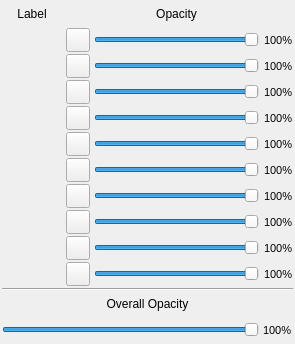
Before: the Qt Designer form ui/discreteColorsFrame.ui in fuslab-uofu/UCAIR3D, drawn with Qt 5.
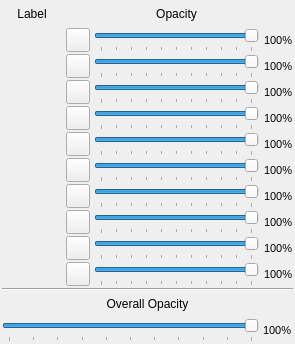
After: the same form once the commit is applied.

The edit to the form file:
```diff
--- a/ui/discreteColorsFrame.ui
+++ b/ui/discreteColorsFrame.ui
@@ -209,6 +209,12 @@
      <property name="orientation">
       <enum>Qt::Horizontal</enum>
      </property>
+     <property name="tickPosition">
+      <enum>QSlider::TicksBelow</enum>
+     </property>
+     <property name="tickInterval">
+      <number>10</number>
+     </property>
     </widget>
    </item>
    <item row="1" column="3">
@@ -342,6 +348,12 @@
      <property name="orientation">
       <enum>Qt::Horizontal</enum>
      </property>
+     <property name="tickPosition">
+      <enum>QSlider::TicksBelow</enum>
+     </property>
+     <property name="tickInterval">
+      <number>10</number>
+     </property>
     </widget>
    </item>
    <item row="2" column="3">
@@ -475,6 +487,12 @@
      <property name="orientation">
       <enum>Qt::Horizontal</enum>
      </property>
+     <property name="tickPosition">
+      <enum>QSlider::TicksBelow</enum>
+     </property>
+     <property name="tickInterval">
+      <number>10</number>
+     </property>
     </widget>
    </item>
    <item row="3" column="3">
@@ -608,6 +626,12 @@
      <property name="orientation">
       <enum>Qt::Horizontal</enum>
      </property>
+     <property name="tickPosition">
+      <enum>QSlider::TicksBelow</enum>
+     </property>
+     <property name="tickInterval">
+      <number>10</number>
+     </property>
     </widget>
    </item>
    <item row="4" column="3">
@@ -741,6 +765,12 @@
      <property name="orientation">
       <enum>Qt::Horizontal</enum>
      </property>
+     <property name="tickPosition">
+      <enum>QSlider::TicksBelow</enum>
+     </property>
+     <property name="tickInterval">
+      <number>10</number>
+     </property>
     </widget>
    </item>
    <item row="5" column="3">
@@ -874,6 +904,12 @@
      <property name="orientation">
       <enum>Qt::Horizontal</enum>
      </property>
+     <property name="tickPosition">
+      <enum>QSlider::TicksBelow</enum>
+     </property>
+     <property name="tickInterval">
+      <number>10</number>
+     </property>
     </widget>
    </item>
    <item row="6" column="3">
@@ -1007,6 +1043,12 @@
      <property name="orientation">
       <enum>Qt::Horizontal</enum>
      </property>
+     <property name="tickPosition">
+      <enum>QSlider::TicksBelow</enum>
+     </property>
+     <property name="tickInterval">
+      <number>10</number>
+     </property>
     </widget>
    </item>
    <item row="7" column="3">
@@ -1140,6 +1182,12 @@
      <property name="orientation">
       <enum>Qt::Horizontal</enum>
      </property>
+     <property name="tickPosition">
+      <enum>QSlider::TicksBelow</enum>
+     </property>
+     <property name="tickInterval">
+      <number>10</number>
+     </property>
     </widget>
    </item>
    <item row="8" column="3">
@@ -1273,6 +1321,12 @@
      <property name="orientation">
       <enum>Qt::Horizontal</enum>
      </property>
+     <property name="tickPosition">
+      <enum>QSlider::TicksBelow</enum>
+     </property>
+     <property name="tickInterval">
+      <number>10</number>
+     </property>
     </widget>
    </item>
    <item row="9" column="3">
@@ -1406,6 +1460,12 @@
      <property name="orientation">
       <enum>Qt::Horizontal</enum>
      </property>
+     <property name="tickPosition">
+      <enum>QSlider::TicksBelow</enum>
+     </property>
+     <property name="tickInterval">
+      <number>10</number>
+     </property>
     </widget>
    </item>
    <item row="10" column="3">
@@ -1490,6 +1550,12 @@
      <property name="orientation">
       <enum>Qt::Horizontal</enum>
      </property>
+     <property name="tickPosition">
+      <enum>QSlider::TicksBelow</enum>
+     </property>
+     <property name="tickInterval">
+      <number>10</number>
+     </property>
     </widget>
    </item>
    <item row="13" column="3">
```
